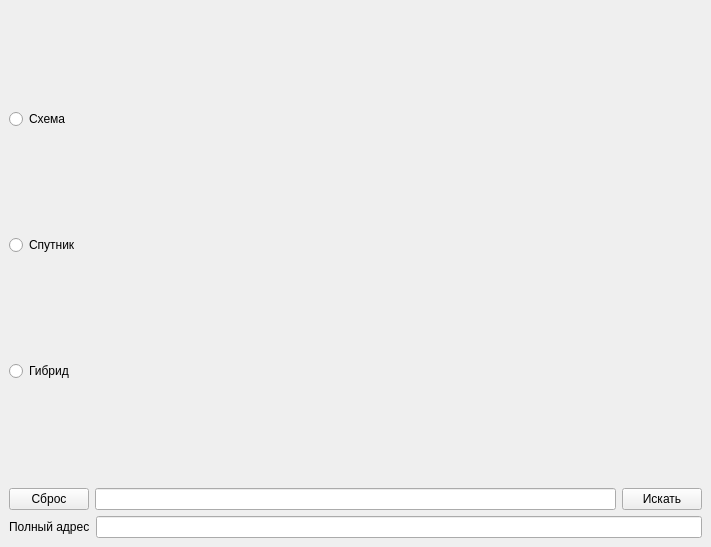
AlekseevValeriy/map-thing, file forms/mainWindow.ui: the form before one commit.
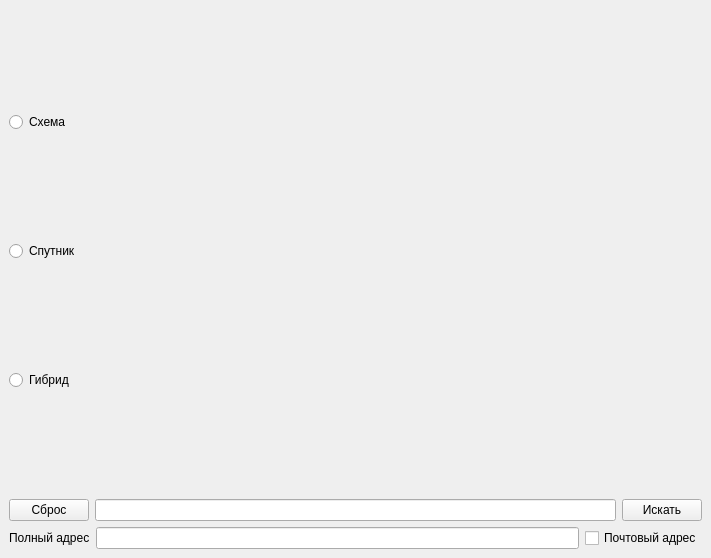
The form after the commit.

Patch:
```diff
--- a/forms/mainWindow.ui
+++ b/forms/mainWindow.ui
@@ -7,7 +7,7 @@
     <x>0</x>
     <y>0</y>
        <width>711</width>
-       <height>547</height>
+       <height>558</height>
    </rect>
   </property>
   <property name="windowTitle">
@@ -142,6 +142,13 @@
                           </property>
                       </widget>
                   </item>
+                  <item>
+                      <widget class="QCheckBox" name="mail">
+                          <property name="text">
+                              <string>Почтовый адрес</string>
+                          </property>
+                      </widget>
+                  </item>
               </layout>
           </item>
    </layout>
```
